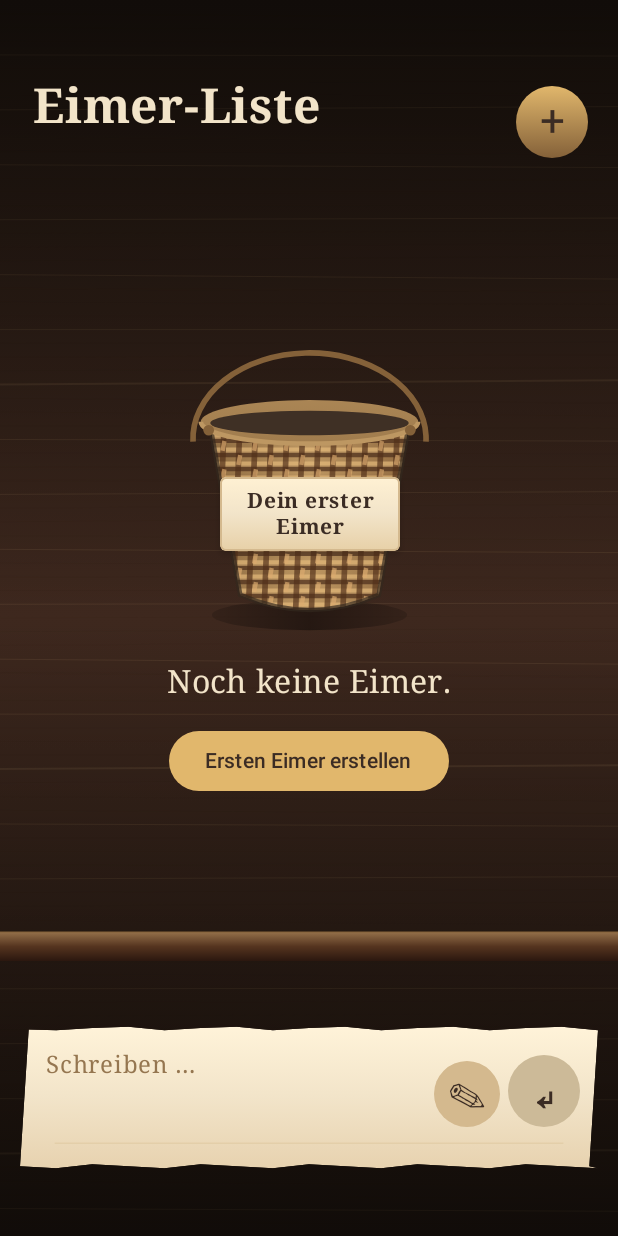
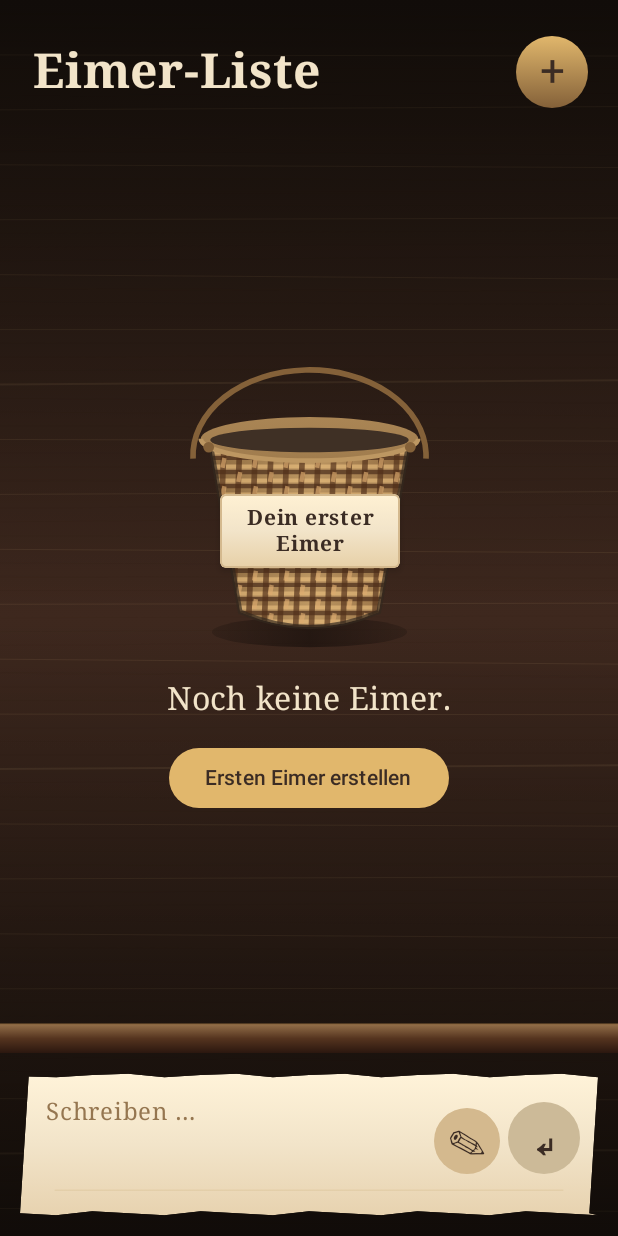
Before and after one commit to shayohekmat-wq/Zimt-Lab-2, an Android app built with Jetpack Compose: the screen it shows after launch (MainActivity), on a phone screen of 412 x 824 dp. Run offline under Robolectric (Android 15) with nearby library versions, the phone set to English and light mode, and no system bars; our stand-ins replace Room's generated code.

Commit message:
cleanup: remove empty text composables and redundant layout spacing

```diff
--- a/app/src/main/java/de/zimt/eimerliste/ui/EimerApp.kt
+++ b/app/src/main/java/de/zimt/eimerliste/ui/EimerApp.kt
@@ -425,13 +425,6 @@ fun EimerApp(vm: EimerViewModel = viewModel()) {
 @Composable
 private fun Header(onAdd: () -> Unit, bucketCount: Int) {
     Column(Modifier.fillMaxWidth().padding(start = 22.dp, end = 20.dp, top = 24.dp, bottom = 9.dp)) {
-        Text(
-            "",
-            letterSpacing = 1.55.sp,
-            fontSize = 9.sp,
-            color = Ink.Brass,
-            modifier = Modifier.padding(bottom = 4.dp)
-        )
         Row(verticalAlignment = Alignment.CenterVertically, modifier = Modifier.fillMaxWidth()) {
             Column(Modifier.weight(1f)) {
                 Text(
@@ -441,13 +434,6 @@ private fun Header(onAdd: () -> Unit, bucketCount: Int) {
                     lineHeight = 36.sp,
                     fontWeight = FontWeight.Bold,
                     color = Ink.Paper
-                )
-                Spacer(Modifier.height(4.dp))
-                Text(
-                    "",
-                    fontSize = 12.sp,
-                    color = Ink.Muted,
-                    lineHeight = 16.sp
                 )
             }
             Spacer(Modifier.width(12.dp))
@@ -653,15 +639,6 @@ private fun PaperComposer(
         }
     }
     Column(modifier) {
-        if (!compact) {
-            Text(
-                "",
-                color = Ink.Muted,
-                fontSize = 10.sp,
-                letterSpacing = 1.2.sp,
-                modifier = Modifier.padding(start = 9.dp, bottom = 6.dp)
-            )
-        }
         PaperSheet(Modifier.fillMaxWidth().heightIn(min = if (compact) 81.dp else 95.dp)) {
             Row(
                 Modifier.fillMaxWidth().padding(start = 17.dp, end = 12.dp, top = 14.dp, bottom = 15.dp),
@@ -724,15 +701,6 @@ private fun PaperComposer(
                     PaperSubmitGlyph()
                 }
             }
-        }
-        if (!compact) {
-            Text(
-                if (drawing == null) ""
-                else "",
-                fontSize = 11.sp,
-                color = Ink.Muted,
-                modifier = Modifier.padding(start = 9.dp, top = 7.dp)
-            )
         }
     }
 }
@@ -883,8 +851,7 @@ private fun BucketContents(
         ) { Text("✦ Zufallszettel ziehen", color = Ink.BrassDark) }
         Spacer(Modifier.height(7.dp))
         if(notes.isEmpty()) {
-            Text("",
-                color=Ink.InkBlack,modifier=Modifier.padding(vertical=30.dp))
+            Text("Noch leer.", color=Ink.InkBlack, modifier=Modifier.padding(vertical=16.dp))
         } else {
             LazyColumn(
                 modifier=Modifier.fillMaxWidth().heightIn(max=510.dp),
```
